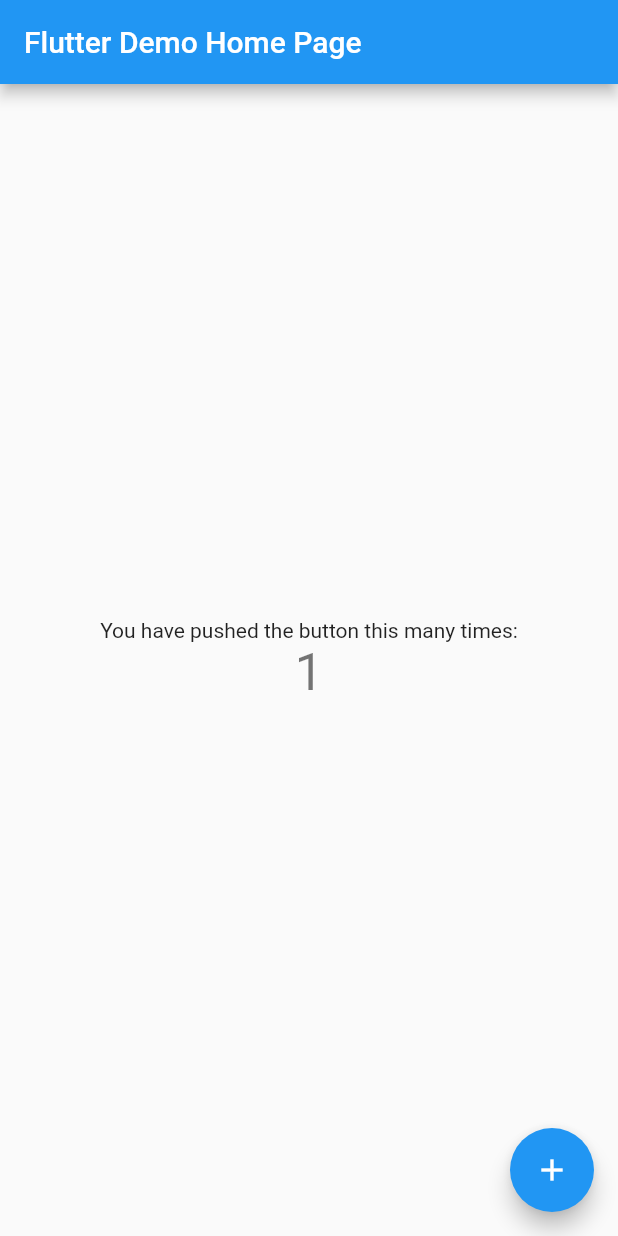
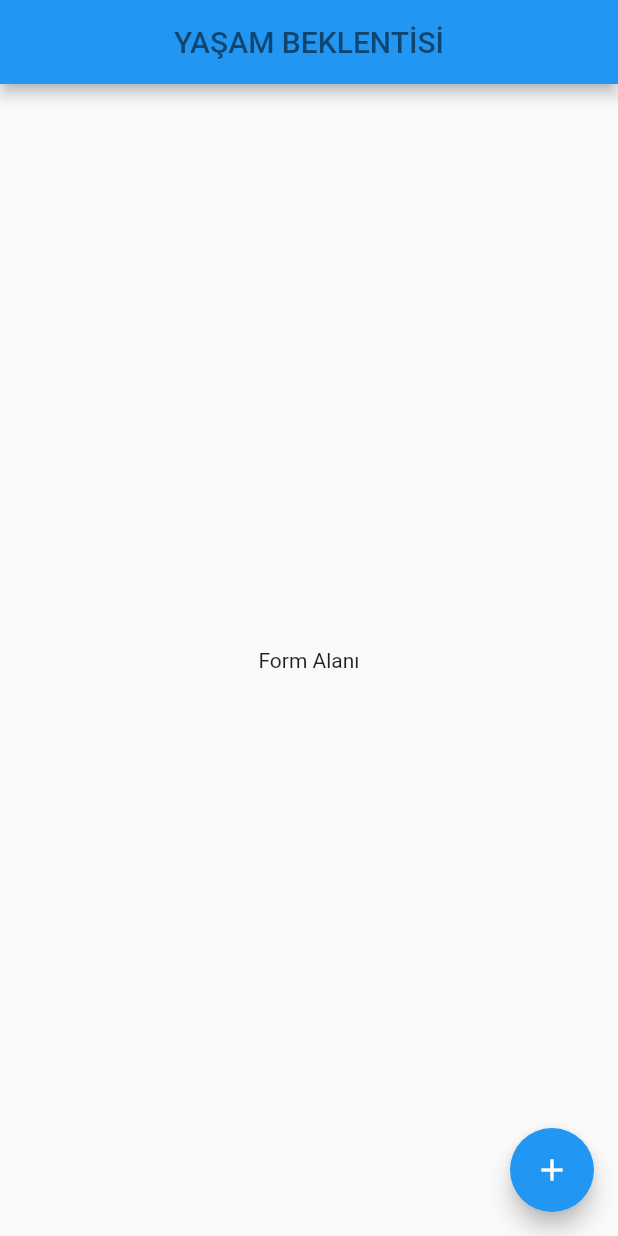
Before and after one commit to dogusipeksac/life_expectancy_flutter_app, a Flutter app: the screen it shows after launch, after a tap on the "add" icon, on a phone screen of 412 x 824 dp. Run offline on Flutter 3.47's test engine with Material 2 defaults, Android fonts, the phone set to English and light mode, and no system bars.

Commit message:
basic interface designed

```diff
--- a/lib/main.dart
+++ b/lib/main.dart
@@ -5,109 +5,37 @@ void main() {
 }
 
 class MyApp extends StatelessWidget {
-  // This widget is the root of your application.
   @override
   Widget build(BuildContext context) {
     return MaterialApp(
-      title: 'Flutter Demo',
-      theme: ThemeData(
-        // This is the theme of your application.
-        //
-        // Try running your application with "flutter run". You'll see the
-        // application has a blue toolbar. Then, without quitting the app, try
-        // changing the primarySwatch below to Colors.green and then invoke
-        // "hot reload" (press "r" in the console where you ran "flutter run",
-        // or simply save your changes to "hot reload" in a Flutter IDE).
-        // Notice that the counter didn't reset back to zero; the application
-        // is not restarted.
-        primarySwatch: Colors.blue,
-      ),
-      home: MyHomePage(title: 'Flutter Demo Home Page'),
+      home: InputPage(),
     );
   }
 }
 
-class MyHomePage extends StatefulWidget {
-  MyHomePage({Key key, this.title}) : super(key: key);
-
-  // This widget is the home page of your application. It is stateful, meaning
-  // that it has a State object (defined below) that contains fields that affect
-  // how it looks.
-
-  // This class is the configuration for the state. It holds the values (in this
-  // case the title) provided by the parent (in this case the App widget) and
-  // used by the build method of the State. Fields in a Widget subclass are
-  // always marked "final".
-
-  final String title;
-
+class InputPage extends StatefulWidget {
   @override
-  _MyHomePageState createState() => _MyHomePageState();
+  _InputPageState createState() => _InputPageState();
 }
 
-class _MyHomePageState extends State<MyHomePage> {
-  int _counter = 0;
-
-  void _incrementCounter() {
-    setState(() {
-      // This call to setState tells the Flutter framework that something has
-      // changed in this State, which causes it to rerun the build method below
-      // so that the display can reflect the updated values. If we changed
-      // _counter without calling setState(), then the build method would not be
-      // called again, and so nothing would appear to happen.
-      _counter++;
-    });
-  }
-
+class _InputPageState extends State<InputPage> {
   @override
   Widget build(BuildContext context) {
-    // This method is rerun every time setState is called, for instance as done
-    // by the _incrementCounter method above.
-    //
-    // The Flutter framework has been optimized to make rerunning build methods
-    // fast, so that you can just rebuild anything that needs updating rather
-    // than having to individually change instances of widgets.
     return Scaffold(
       appBar: AppBar(
-        // Here we take the value from the MyHomePage object that was created by
-        // the App.build method, and use it to set our appbar title.
-        title: Text(widget.title),
+        title: Text(
+          'YAŞAM BEKLENTİSİ',
+          style: TextStyle(color: Colors.black54),
+        ),
+        centerTitle: true,
       ),
       body: Center(
-        // Center is a layout widget. It takes a single child and positions it
-        // in the middle of the parent.
-        child: Column(
-          // Column is also a layout widget. It takes a list of children and
-          // arranges them vertically. By default, it sizes itself to fit its
-          // children horizontally, and tries to be as tall as its parent.
-          //
-          // Invoke "debug painting" (press "p" in the console, choose the
-          // "Toggle Debug Paint" action from the Flutter Inspector in Android
-          // Studio, or the "Toggle Debug Paint" command in Visual Studio Code)
-          // to see the wireframe for each widget.
-          //
-          // Column has various properties to control how it sizes itself and
-          // how it positions its children. Here we use mainAxisAlignment to
-          // center the children vertically; the main axis here is the vertical
-          // axis because Columns are vertical (the cross axis would be
-          // horizontal).
-          mainAxisAlignment: MainAxisAlignment.center,
-          children: <Widget>[
-            Text(
-              'You have pushed the button this many times:',
-            ),
-            Text(
-              '$_counter',
-              style: Theme.of(context).textTheme.headline4,
-            ),
-          ],
-        ),
+        child: Text('Form Alanı'),
       ),
       floatingActionButton: FloatingActionButton(
-        onPressed: _incrementCounter,
-        tooltip: 'Increment',
+        onPressed: (){},
         child: Icon(Icons.add),
-      ), // This trailing comma makes auto-formatting nicer for build methods.
+      ),
     );
   }
 }
```
